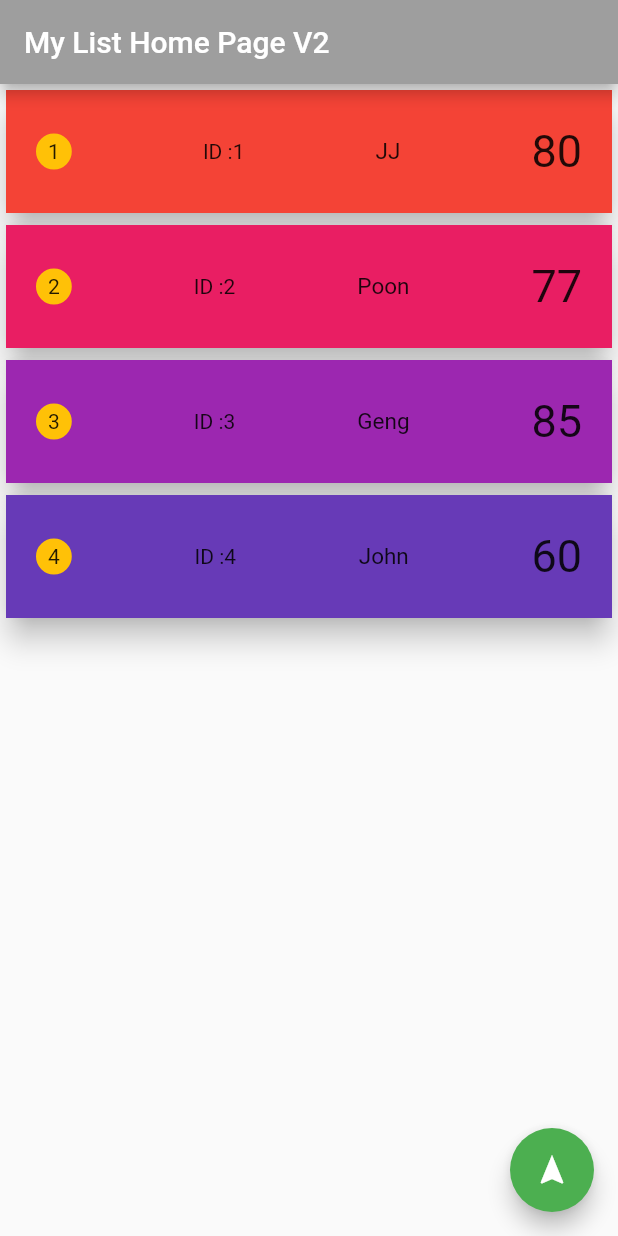
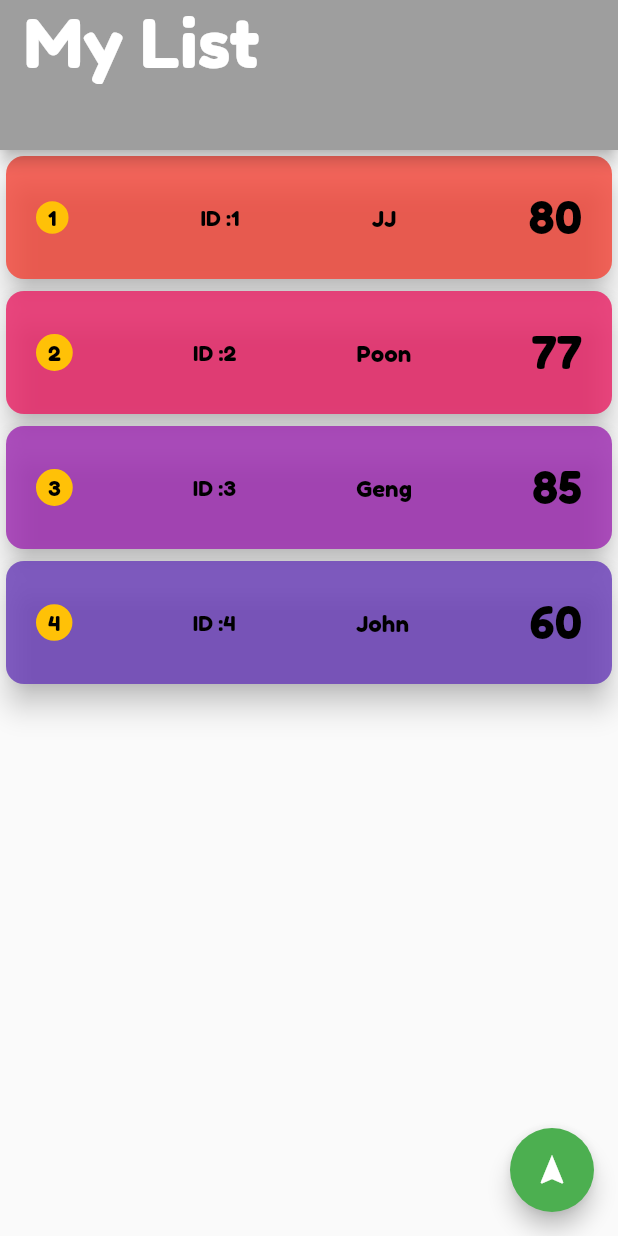
Before and after one commit to Fanhin/todolist-midterm, a Flutter app: the screen it shows after launch, on a phone screen of 412 x 824 dp. Run offline on Flutter 3.47's test engine with Material 2 defaults, Android fonts, the phone set to English and light mode, and no system bars; our stand-ins replace fluttertoast.

Commit message:
update 8

```diff
--- a/todolist/lib/home_pageV2.dart
+++ b/todolist/lib/home_pageV2.dart
@@ -1,4 +1,5 @@
 import 'package:flutter/material.dart';
+import 'package:todolist/config/routes.dart';
 import 'package:todolist/second_page.dart';
 
 import 'edit_page.dart';
@@ -20,8 +21,14 @@ class _MyHomePageState extends State<MyHomePage> {
   Widget build(BuildContext context) {
     return Scaffold(
       //backgroundColor: Colors.grey[900],
-      appBar: AppBar(
-        title: Text('My List Home Page V2'),
+      appBar: PreferredSize(
+        preferredSize: Size.fromHeight(100.0),
+        child: AppBar(
+          title: Text(
+            'My List',
+            style: TextStyle(fontSize: 45),
+          ),
+        ),
       ),
       body: SingleChildScrollView(
         child: Container(
@@ -53,13 +60,14 @@ class _MyHomePageState extends State<MyHomePage> {
                           child: Container(
                             height: 90,
                             child: Card(
-                              //color: Colors.grey[800],
+                              color: Colors
+                                  .primaries[index % Colors.primaries.length]
+                                  .withOpacity(0.8),
                               shape: RoundedRectangleBorder(
                                 borderRadius: BorderRadius.circular(12.0),
                               ),
                               elevation: 8,
                               child: Container(
-                                color: Colors.primaries[index % Colors.primaries.length],
                                 child: Row(
                                   mainAxisAlignment:
                                       MainAxisAlignment.spaceBetween,
@@ -69,21 +77,22 @@ class _MyHomePageState extends State<MyHomePage> {
                                       decoration: BoxDecoration(
                                         color: Colors.amber,
                                         shape: BoxShape.circle,
-                                        border: Border.all(color: Colors.amber,width: 8),
-
+                                        border: Border.all(
+                                            color: Colors.amber, width: 8),
                                       ),
                                       child: Text((index + 1).toString()),
                                     ),
                                     Container(
                                       margin: EdgeInsets.fromLTRB(0, 0, 0, 0),
-                                      child: Text('ID :'+(index + 1).toString()),
+                                      child: Text(
+                                        'ID :' + (index + 1).toString(),
+                                      ),
                                     ),
                                     Container(
-                                      child: Text(
-                                        '${stdList[index]['name']}',
-                                        style: TextStyle(fontSize: 15),
-                                      ),
-                                    ),
+                                        child: Text(
+                                      '${stdList[index]['name']}',
+                                      style: TextStyle(fontSize: 15),
+                                    )),
                                     Container(
                                       margin: EdgeInsets.fromLTRB(0, 0, 20, 0),
                                       child: Text(
@@ -110,6 +119,7 @@ class _MyHomePageState extends State<MyHomePage> {
         onPressed: () async {
           Map data = await Navigator.push(
               context, MaterialPageRoute(builder: (context) => EditPage()));
+          //Navigator.pushNamed(context, Routes.edit_page);
           if (data != null) {
             setState(() {
               stdList.add({'name': data['name'], 'score': data['score']});
--- a/todolist/lib/main.dart
+++ b/todolist/lib/main.dart
@@ -1,11 +1,9 @@
 import 'package:flutter/material.dart';
 import 'package:todolist/config/routes.dart';
-import 'package:todolist/home_page.dart';
+
 import 'package:todolist/edit_page.dart';
-import 'package:todolist/second_page.dart';
 
 import 'home_pageV2.dart';
-
 
 void main() => runApp(MyApp());
 
@@ -16,13 +14,11 @@ class MyApp extends StatelessWidget {
       debugShowCheckedModeBanner: false,
       home: MyHomePage(),
       theme: ThemeData(
-        appBarTheme: AppBarTheme(color: Colors.grey)
-
-      ),
+          appBarTheme: AppBarTheme(color: Colors.grey),
+          fontFamily: 'FredokaOne',
+          textTheme: TextTheme(bodyText2: TextStyle(color: Colors.black))),
       routes: {
         Routes.edit_page: (context) => EditPage(),
-
-
       },
     );
   }
```
Also changed, not shown: todolist/lib/edit_page.dart (+5 -3 lines), todolist/lib/second_page.dart (+20 -2 lines), todolist/pubspec.yaml (+7 -4 lines), todolist/lib/fonts/FredokaOne-Regular.ttf (added).
